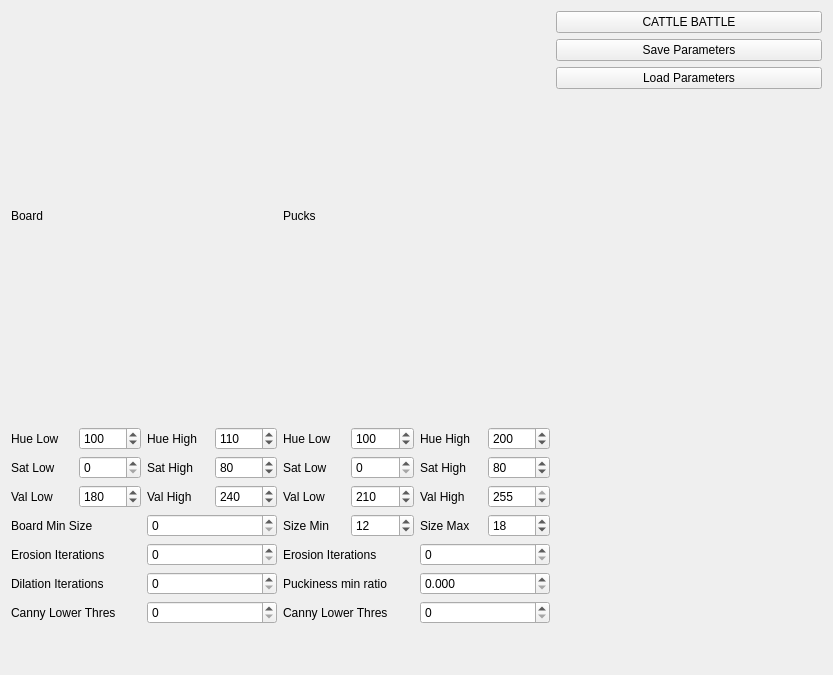
Above: engr421/rqt_cb_gui/src/rqt_cb_gui/cb_gui.ui from yoos/school before the change. Below: the same form after it.
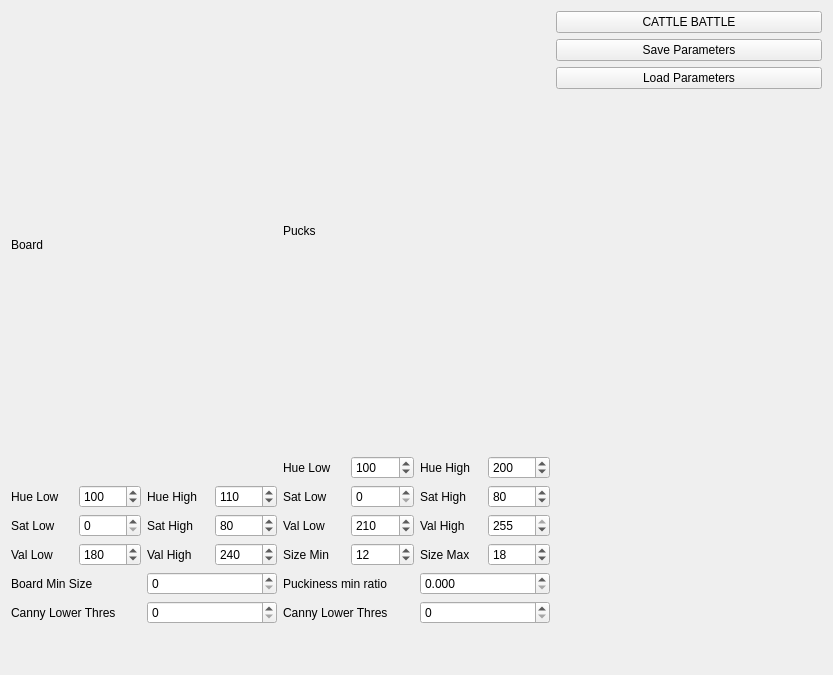
That is the form after the change.

Commit message: Remove erosion and dilation options for good.

Patch:
```diff
--- a/engr421/rqt_cb_gui/src/rqt_cb_gui/cb_gui.ui
+++ b/engr421/rqt_cb_gui/src/rqt_cb_gui/cb_gui.ui
@@ -164,48 +164,6 @@
              </item>
             </layout>
            </item>
-           <item>
-            <layout class="QHBoxLayout" name="horizontalLayout_12">
-             <item>
-              <widget class="QLabel" name="board_erotion_iter_label">
-               <property name="text">
-                <string>Erosion Iterations</string>
-               </property>
-              </widget>
-             </item>
-             <item>
-              <widget class="QSpinBox" name="board_erosion_iter_spinBox">
-               <property name="minimum">
-                <number>0</number>
-               </property>
-               <property name="maximum">
-                <number>255</number>
-               </property>
-              </widget>
-             </item>
-            </layout>
-           </item>
-           <item>
-            <layout class="QHBoxLayout" name="horizontalLayout_11">
-             <item>
-              <widget class="QLabel" name="dilation_iter_label">
-               <property name="text">
-                <string>Dilation Iterations</string>
-               </property>
-              </widget>
-             </item>
-             <item>
-              <widget class="QSpinBox" name="board_dilation_iter_spinBox">
-               <property name="maximum">
-                <number>100</number>
-               </property>
-               <property name="value">
-                <number>0</number>
-               </property>
-              </widget>
-             </item>
-            </layout>
-           </item>
            <item>
             <layout class="QHBoxLayout" name="horizontalLayout_13">
              <item>
@@ -414,27 +372,6 @@
              </item>
             </layout>
            </item>
-           <item>
-            <layout class="QHBoxLayout" name="horizontalLayout_7">
-             <item>
-              <widget class="QLabel" name="puck_erosion_iter_label">
-               <property name="text">
-                <string>Erosion Iterations</string>
-               </property>
-              </widget>
-             </item>
-             <item>
-              <widget class="QSpinBox" name="puck_erosion_iter_spinBox">
-               <property name="minimum">
-                <number>0</number>
-               </property>
-               <property name="maximum">
-                <number>255</number>
-               </property>
-              </widget>
-             </item>
-            </layout>
-           </item>
            <item>
             <layout class="QHBoxLayout" name="horizontalLayout_8">
              <item>
```
The commit also changes 3 other files.
